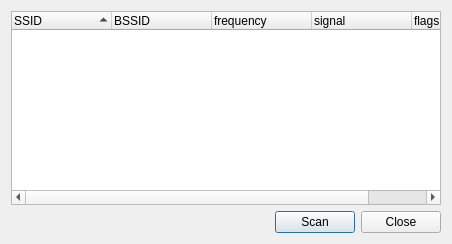
This is wpa_supplicant/wpa_gui-qt4/scanresults.ui in furtherLee/wpa_supplicant_demo as Qt 5 draws it before an edit. The edited form follows.
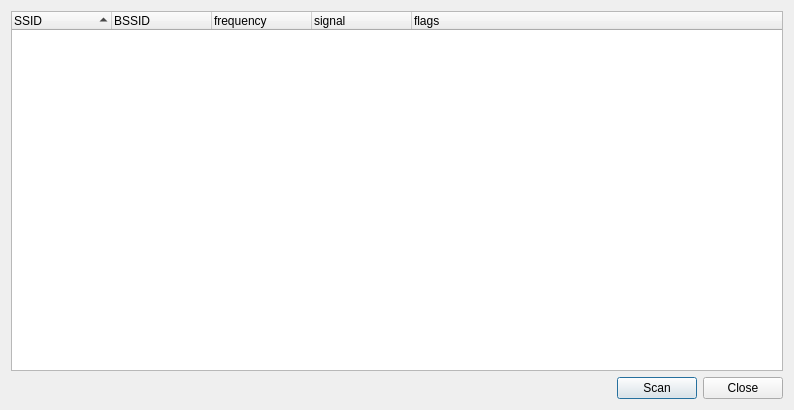
This is the edited form.

The edit to the form file:
```diff
--- a/wpa_supplicant/wpa_gui-qt4/scanresults.ui
+++ b/wpa_supplicant/wpa_gui-qt4/scanresults.ui
@@ -1,12 +1,12 @@
 <ui version="4.0" >
  <class>ScanResults</class>
- <widget class="QDialog" name="ScanResults" >
-  <property name="geometry" >
+ <widget class="QDialog" name="ScanResults">
+  <property name="geometry">
    <rect>
     <x>0</x>
     <y>0</y>
-    <width>452</width>
-    <height>244</height>
+    <width>794</width>
+    <height>410</height>
    </rect>
   </property>
   <property name="windowTitle" >
@@ -87,8 +87,7 @@
    </item>
   </layout>
  </widget>
- <layoutdefault spacing="6" margin="11" />
- <pixmapfunction></pixmapfunction>
+ <layoutdefault spacing="6" margin="11"/>
  <resources/>
  <connections/>
 </ui>
```
Left out of the diff: 41 changed lines with no effect on the pictures.
